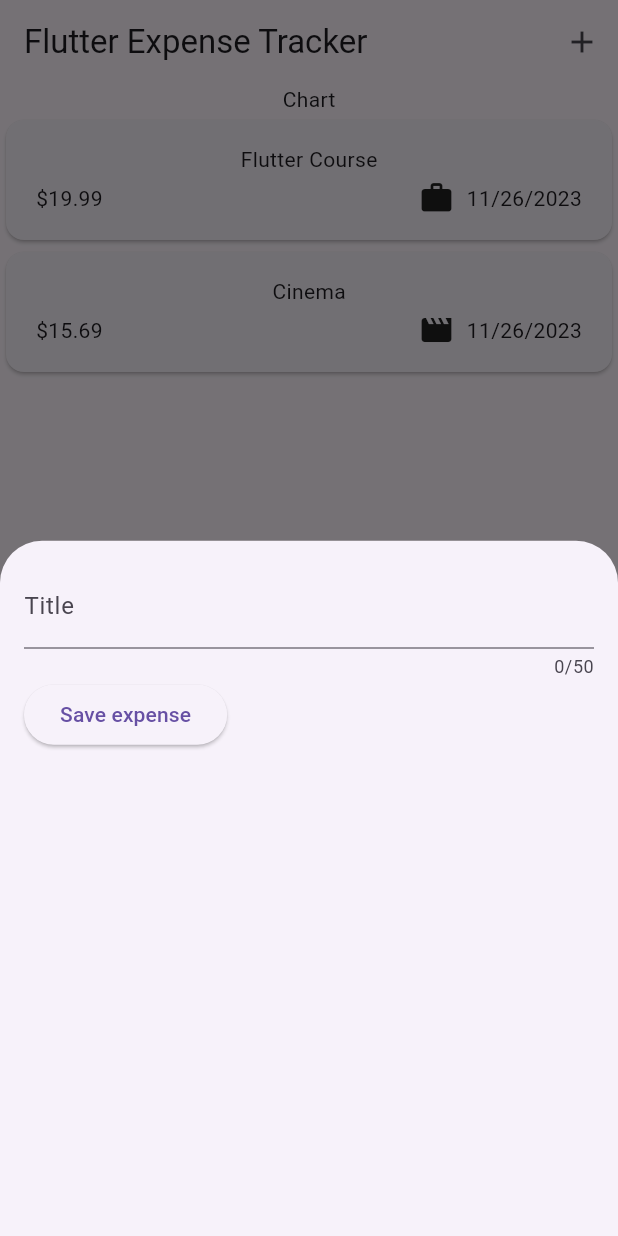
After one commit to irisloret/DartProjects, a Flutter app: the screen it shows after launch, after a tap on the "add" icon, on a phone screen of 412 x 824 dp. The commit adds this screen. Run offline on Flutter 3.47's test engine with Material 2 defaults, Android fonts, the phone set to English and light mode, and no system bars; our stand-ins replace google_fonts.

Commit message:
sec 5 until 109

```diff
--- a/expense_app/lib/main.dart
+++ b/expense_app/lib/main.dart
@@ -4,8 +4,9 @@ import 'package:expense_app/widgets/expenses.dart';
 
 void main() {
   runApp(
-    const MaterialApp(
-      home: Expenses(),
+    MaterialApp(
+      theme: ThemeData(useMaterial3: true),
+      home: const Expenses(),
     ),
   );
 }
--- a/expense_app/lib/widgets/expenses.dart
+++ b/expense_app/lib/widgets/expenses.dart
@@ -1,5 +1,6 @@
 import 'package:expense_app/widgets/expenses_list/expenses_list.dart';
 import 'package:expense_app/models/expense.dart';
+import 'package:expense_app/widgets/new_expense.dart';
 import 'package:flutter/material.dart';
 
 class Expenses extends StatefulWidget {
@@ -27,9 +28,23 @@ class _ExpensesState extends State<Expenses> {
     )
   ];
 
+  void _openAddExpenseOverlay() {
+    showModalBottomSheet(
+      context: context,
+      builder: (ctx) => const NewExpense(),
+    );
+  }
+
   @override
   Widget build(BuildContext context) {
     return Scaffold(
+      appBar: AppBar(
+        title: const Text('Flutter Expense Tracker'),
+        actions: [
+          IconButton(
+              onPressed: _openAddExpenseOverlay, icon: const Icon(Icons.add)),
+        ],
+      ),
       body: Column(
         children: [
           const Text('Chart'),
--- /dev/null
+++ b/expense_app/lib/widgets/new_expense.dart
@@ -0,0 +1,48 @@
+import 'package:flutter/material.dart';
+
+class NewExpense extends StatefulWidget {
+  const NewExpense({super.key});
+
+  @override
+  State<NewExpense> createState() {
+    return _NewExpenseState();
+  }
+}
+
+class _NewExpenseState extends State<NewExpense> {
+  final _titleController = TextEditingController();
+
+  @override
+  void dispose() {
+    _titleController.dispose();
+    super.dispose();
+  }
+
+  @override
+  Widget build(BuildContext context) {
+    return Padding(
+      padding: const EdgeInsets.all(16),
+      child: Column(
+        children: [
+          TextField(
+            controller: _titleController,
+            maxLength: 50,
+            decoration: const InputDecoration(
+              label: Text('Title'),
+            ),
+          ),
+          Row(
+            children: [
+              ElevatedButton(
+                onPressed: () {
+                  print(_titleController.text);
+                },
+                child: const Text('Save expense'),
+              )
+            ],
+          )
+        ],
+      ),
+    );
+  }
+}
```
